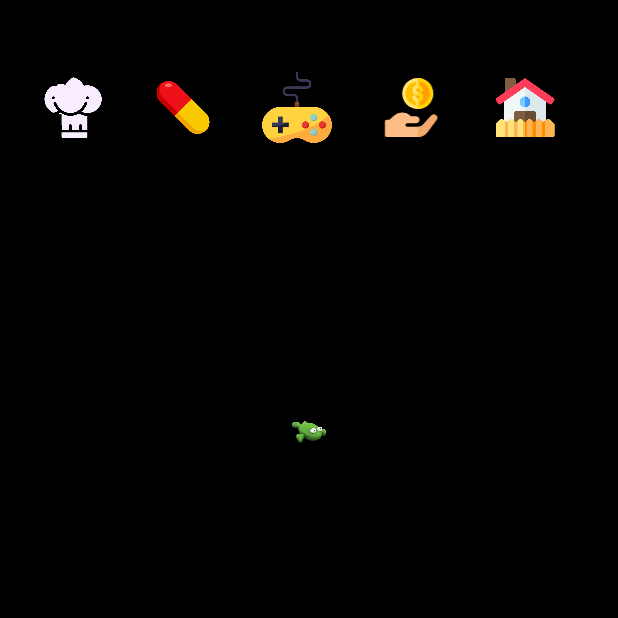
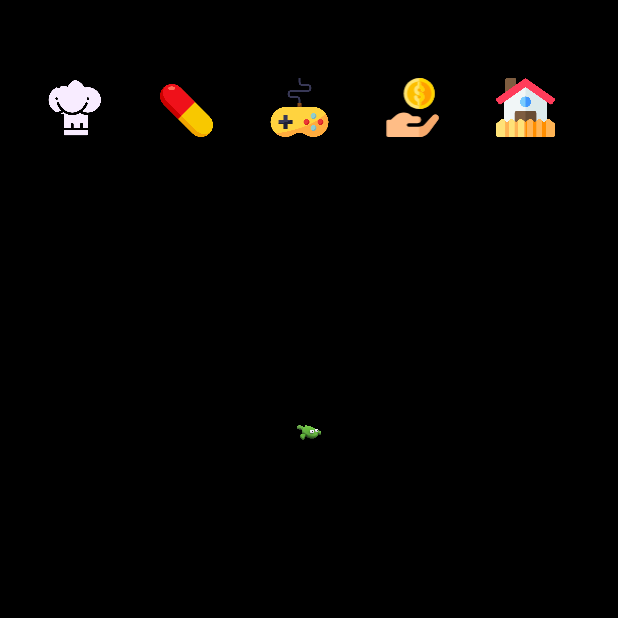
Before and after one commit to hanescargot/PoisonFrog, an Android app: the screen it shows after launch (MainActivity), on a phone screen of 412 x 824 dp, the top half of it. Run offline under Robolectric (Android 15) with nearby library versions, the phone set to English and light mode, and no system bars.

Commit message:
icon size fix

```diff
--- a/app/src/main/java/com/pyrion/poison_frog/MainActivity.java
+++ b/app/src/main/java/com/pyrion/poison_frog/MainActivity.java
@@ -77,7 +77,7 @@ public class MainActivity extends AppCompatActivity {
         foodLog = findViewById(R.id.food_log);
         foodLogScroll = findViewById(R.id.log_scroll);
         mainFrog = findViewById(R.id.main_frog);
-        chefHat = findViewById(R.id.cook_book);
+        chefHat = findViewById(R.id.chef_hat);
         menuIcons = findViewById(R.id.menu_list);
         mainBackground = findViewById(R.id.back_ground);
         healthCare = findViewById(R.id.health);
--- a/app/src/main/res/layout/activity_main.xml
+++ b/app/src/main/res/layout/activity_main.xml
@@ -21,7 +21,8 @@
         android:orientation="horizontal"
        >
         <ImageView
-            android:id="@+id/cook_book"
+            android:layout_margin="2dp"
+            android:id="@+id/chef_hat"
             android:layout_width="0dp"
             android:layout_weight="2"
             android:layout_height="match_parent"
@@ -37,7 +38,8 @@
             android:layout_weight="8"
             android:orientation="horizontal">
             <ImageView
-                android:padding="6dp"
+                android:layout_marginTop="4dp"
+                android:padding="4dp"
                 android:id="@+id/health"
                 android:layout_width="0dp"
                 android:layout_weight="2"
@@ -46,7 +48,7 @@
                 android:onClick="healthCareClicked"
                 android:src="@drawable/pill"/>
             <ImageView
-
+                android:padding="4dp"
                 android:id="@+id/game_play"
                 android:layout_width="0dp"
                 android:layout_weight="2"
@@ -101,6 +103,7 @@
             android:gravity="center"
             >
             <ImageView
+                android:padding="4dp"
                 android:id="@+id/main_frog"
                 android:layout_width="wrap_content"
                 android:layout_height="wrap_content"
```
